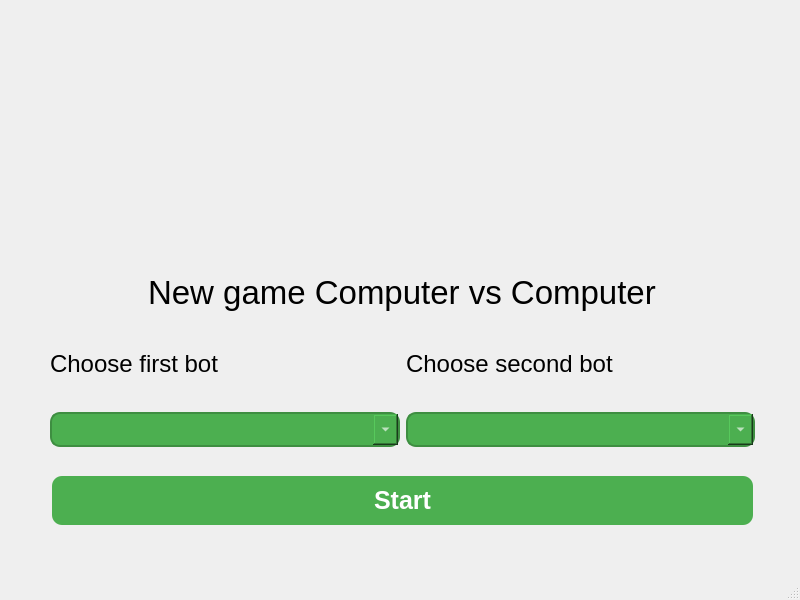
wshknmt/Connect-4, file src/forms/CustomBotWindow.ui: the form before one commit.
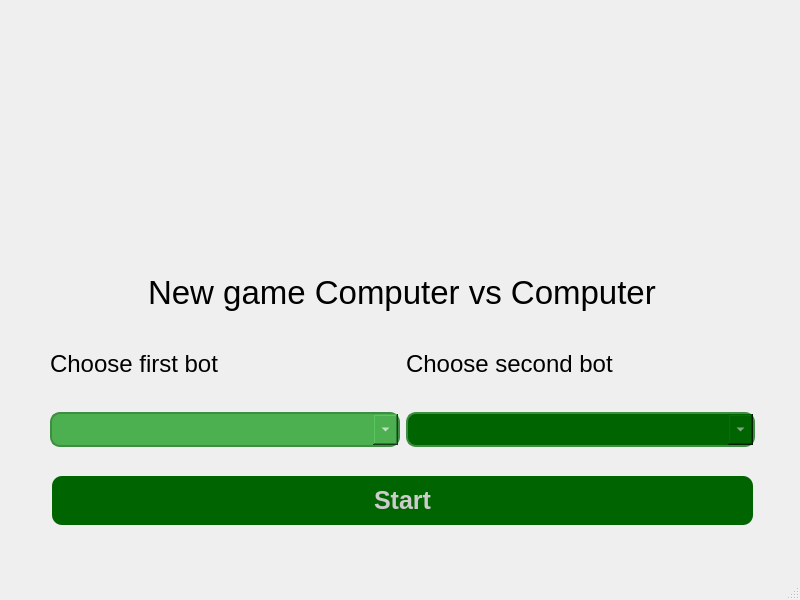
The form after the commit. Icons and pictures are not drawn.

Commit message: undo button works better and result label

Diff of the .ui file:
```diff
--- a/src/forms/CustomBotWindow.ui
+++ b/src/forms/CustomBotWindow.ui
@@ -196,11 +196,15 @@
   subcontrol-origin: padding;
   subcontrol-position: right;
   width: 25px;
+}
+QComboBox:disabled {
+    background-color: darkgreen;
+    color: #ccc; 
 }</string>
              </property>
              <item>
               <property name="text">
-               <string> </string>
+               <string/>
               </property>
              </item>
              <item>
@@ -278,6 +282,10 @@
 }
 QPushButton:pressed {
 	background-color: #3e8e41;
+}
+QPushButton:disabled {
+    background-color: darkgreen;
+    color: #ccc; 
 }</string>
        </property>
        <property name="text">
```
Left out of the diff: 12 changed lines with no effect on the pictures. The commit also changes 12 other files.
